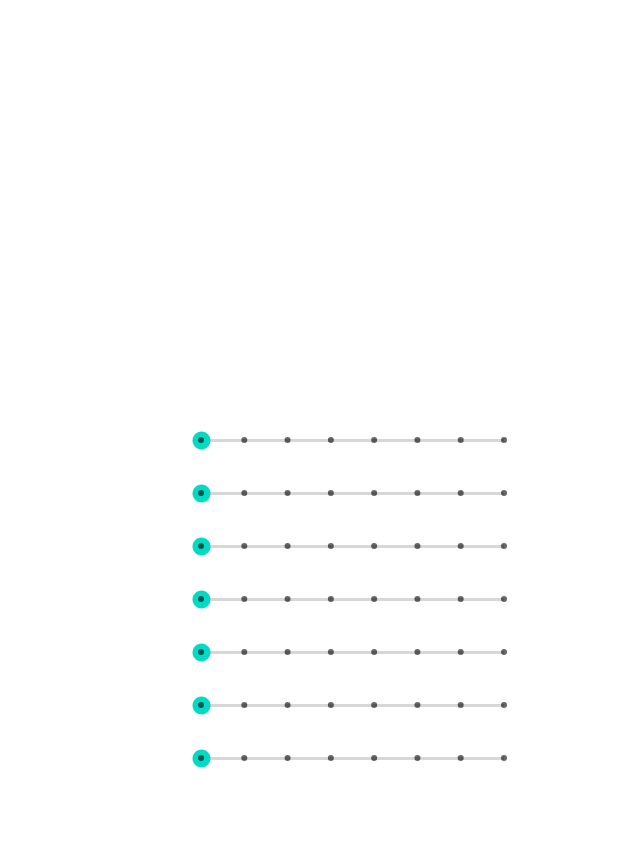
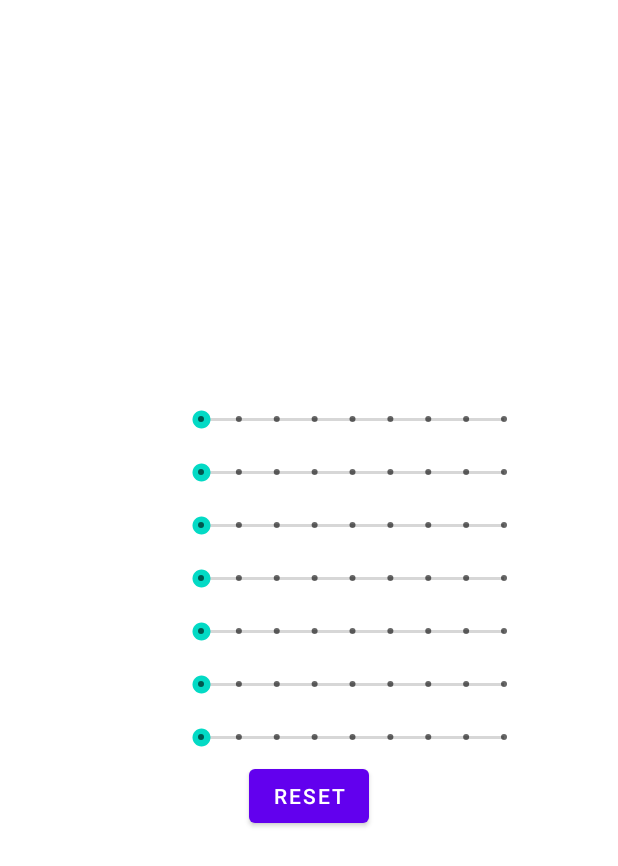
Before and after one commit to MCA-2021-Team-4/facemoji, an Android app: the layout weight_option.xml on its own in the app's theme, with its tools: preview values and no code run, on a phone screen of 412 x 824 dp. Shown: the top 866 px of the screen. Run offline under Robolectric (Android 15) with nearby library versions, the phone set to English and light mode, and no system bars.

Commit message:
Added reset button in option

```diff
--- a/android/app/src/main/res/layout/weight_option.xml
+++ b/android/app/src/main/res/layout/weight_option.xml
@@ -28,7 +28,7 @@
             android:layout_width="0dp"
             android:layout_height="match_parent"
             android:layout_weight="4"
-            android:max="7"
+            android:max="8"
             android:progress="0" />
 
     </LinearLayout>
@@ -53,7 +53,7 @@
             android:layout_width="0dp"
             android:layout_height="match_parent"
             android:layout_weight="4"
-            android:max="7"
+            android:max="8"
             android:progress="0" />
 
     </LinearLayout>
@@ -78,7 +78,7 @@
             android:layout_width="0dp"
             android:layout_height="match_parent"
             android:layout_weight="4"
-            android:max="7"
+            android:max="8"
             android:progress="0" />
 
     </LinearLayout>
@@ -103,7 +103,7 @@
             android:layout_width="0dp"
             android:layout_height="match_parent"
             android:layout_weight="4"
-            android:max="7"
+            android:max="8"
             android:progress="0" />
 
     </LinearLayout>
@@ -128,7 +128,7 @@
             android:layout_width="0dp"
             android:layout_height="match_parent"
             android:layout_weight="4"
-            android:max="7"
+            android:max="8"
             android:progress="0" />
 
     </LinearLayout>
@@ -153,7 +153,7 @@
             android:layout_width="0dp"
             android:layout_height="match_parent"
             android:layout_weight="4"
-            android:max="7"
+            android:max="8"
             android:progress="0" />
 
     </LinearLayout>
@@ -178,13 +178,19 @@
             android:layout_width="0dp"
             android:layout_height="match_parent"
             android:layout_weight="4"
-            android:max="7"
+            android:max="8"
             android:progress="0" />
     </LinearLayout>
 
+    <Button
+        android:id="@+id/button_reset"
+        android:layout_width="80dp"
+        android:layout_height="wrap_content"
+        android:text="Reset" />
+
     <FrameLayout
         android:id="@+id/camera_frame"
-        android:layout_marginTop="30dp"
+        android:layout_marginTop="10dp"
         android:layout_width="match_parent"
         android:layout_height="wrap_content">
     </FrameLayout>
```
Also changed, not shown: android/app/src/main/java/com/android/mca2021/keyboard/core/EmotionTfLiteClassifier.java (+7 -7 lines), android/app/src/main/java/com/android/mca2021/keyboard/keyboardview/EmojiWeightSetActivity.kt (+24 -4 lines).
